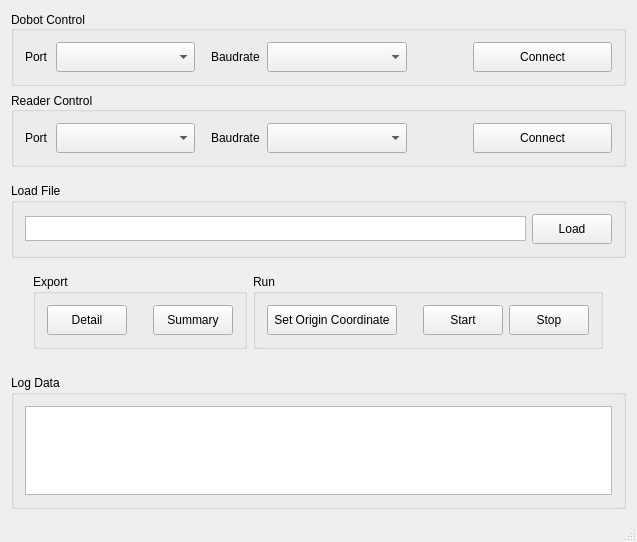
Qt form mainwindow.ui (phuongnam0907/DemoAutoTest) before a commit.
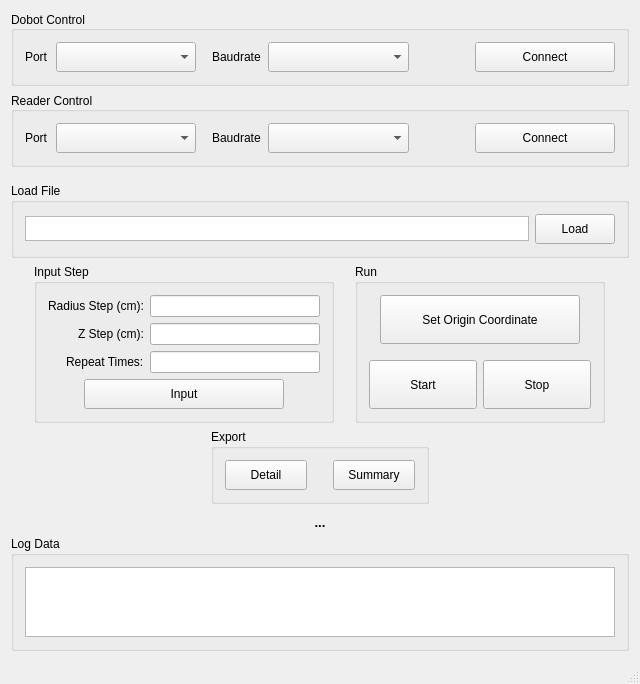
The same form after that commit.

```diff
--- a/mainwindow.ui
+++ b/mainwindow.ui
@@ -6,8 +6,8 @@
    <rect>
     <x>0</x>
     <y>0</y>
-    <width>637</width>
-    <height>542</height>
+    <width>640</width>
+    <height>682</height>
    </rect>
   </property>
   <property name="windowTitle">
@@ -26,27 +26,11 @@
       <property name="sizeHint" stdset="0">
        <size>
         <width>20</width>
-        <height>20</height>
+        <height>5</height>
        </size>
       </property>
      </spacer>
     </item>
-    <item row="3" column="0">
-     <widget class="QGroupBox" name="groupBox_5">
-      <property name="title">
-       <string>Log Data</string>
-      </property>
-      <layout class="QGridLayout" name="gridLayout_3">
-       <item row="0" column="0">
-        <widget class="QTextEdit" name="textEdit">
-         <property name="readOnly">
-          <bool>true</bool>
-         </property>
-        </widget>
-       </item>
-      </layout>
-     </widget>
-    </item>
     <item row="0" column="0">
      <layout class="QVBoxLayout" name="verticalLayout">
       <item>
@@ -56,6 +40,12 @@
        <layout class="QHBoxLayout" name="horizontalLayout_3">
         <item>
          <widget class="QGroupBox" name="groupBox_2">
+          <property name="maximumSize">
+           <size>
+            <width>1000</width>
+            <height>200</height>
+           </size>
+          </property>
           <property name="title">
            <string>Dobot Control</string>
           </property>
@@ -178,7 +168,15 @@
        </layout>
       </item>
       <item>
+       <layout class="QHBoxLayout" name="horizontalLayout_14">
+        <item>
        <widget class="QGroupBox" name="groupBox">
+          <property name="maximumSize">
+           <size>
+            <width>1000</width>
+            <height>200</height>
+           </size>
+          </property>
         <property name="title">
          <string>Reader Control</string>
         </property>
@@ -298,6 +296,8 @@
         </layout>
        </widget>
       </item>
+       </layout>
+      </item>
       <item>
        <spacer name="verticalSpacer_3">
         <property name="orientation">
@@ -366,82 +366,150 @@
        </layout>
       </item>
       <item>
-       <spacer name="verticalSpacer_2">
-        <property name="orientation">
-         <enum>Qt::Vertical</enum>
-        </property>
-        <property name="sizeType">
-         <enum>QSizePolicy::Fixed</enum>
-        </property>
-        <property name="sizeHint" stdset="0">
-         <size>
-          <width>20</width>
-          <height>10</height>
-         </size>
-        </property>
-       </spacer>
-      </item>
+       <layout class="QHBoxLayout" name="horizontalLayout_9">
       <item>
-       <layout class="QHBoxLayout" name="horizontalLayout_2">
-        <item>
-         <spacer name="horizontalSpacer_3">
+         <spacer name="horizontalSpacer_6">
           <property name="orientation">
            <enum>Qt::Horizontal</enum>
           </property>
           <property name="sizeType">
-           <enum>QSizePolicy::Preferred</enum>
+           <enum>QSizePolicy::Expanding</enum>
           </property>
           <property name="sizeHint" stdset="0">
            <size>
-            <width>200</width>
+            <width>100</width>
             <height>20</height>
            </size>
           </property>
          </spacer>
         </item>
         <item>
-         <widget class="QGroupBox" name="groupBox_3">
+         <widget class="QGroupBox" name="groupBox_7">
+          <property name="minimumSize">
+           <size>
+            <width>300</width>
+            <height>0</height>
+           </size>
+          </property>
+          <property name="maximumSize">
+           <size>
+            <width>500</width>
+            <height>16777215</height>
+           </size>
+          </property>
           <property name="title">
-           <string>Export</string>
+           <string>Input Step</string>
           </property>
-          <layout class="QHBoxLayout" name="horizontalLayout_6">
+          <layout class="QHBoxLayout" name="horizontalLayout_10">
            <item>
-            <widget class="QPushButton" name="saveButton">
+            <layout class="QVBoxLayout" name="verticalLayout_2">
+             <item>
+              <layout class="QFormLayout" name="formLayout">
+               <property name="labelAlignment">
+                <set>Qt::AlignRight|Qt::AlignTrailing|Qt::AlignVCenter</set>
+               </property>
+               <property name="formAlignment">
+                <set>Qt::AlignHCenter|Qt::AlignTop</set>
+               </property>
+               <item row="0" column="0">
+                <widget class="QLabel" name="label">
+                 <property name="maximumSize">
+                  <size>
+                   <width>100</width>
+                   <height>50</height>
+                  </size>
+                 </property>
+                 <property name="text">
+                  <string>Radius Step (cm):</string>
+                 </property>
+                </widget>
+               </item>
+               <item row="0" column="1">
+                <widget class="QLineEdit" name="lineEdit_1">
              <property name="minimumSize">
               <size>
-               <width>0</width>
-               <height>30</height>
+                   <width>100</width>
+                   <height>0</height>
               </size>
              </property>
              <property name="maximumSize">
               <size>
-               <width>16777215</width>
+                   <width>300</width>
                <height>50</height>
               </size>
              </property>
+                 <property name="inputMask">
+                  <string/>
+                 </property>
              <property name="text">
-              <string>Detail</string>
-             </property>
-            </widget>
-           </item>
-           <item>
-            <spacer name="horizontalSpacer_2">
-             <property name="orientation">
-              <enum>Qt::Horizontal</enum>
-             </property>
-             <property name="sizeType">
-              <enum>QSizePolicy::Fixed</enum>
-             </property>
-             <property name="sizeHint" stdset="0">
+                  <string/>
+                 </property>
+                 <property name="maxLength">
+                  <number>3</number>
+                 </property>
+                 <property name="alignment">
+                  <set>Qt::AlignCenter</set>
+                 </property>
+                </widget>
+               </item>
+               <item row="1" column="0">
+                <widget class="QLabel" name="label_6">
+                 <property name="text">
+                  <string>Z Step (cm):</string>
+                 </property>
+                </widget>
+               </item>
+               <item row="1" column="1">
+                <widget class="QLineEdit" name="lineEdit_2">
+                 <property name="maximumSize">
+                  <size>
+                   <width>300</width>
+                   <height>50</height>
+                  </size>
+                 </property>
+                 <property name="maxLength">
+                  <number>3</number>
+                 </property>
+                 <property name="alignment">
+                  <set>Qt::AlignCenter</set>
+                 </property>
+                </widget>
+               </item>
+               <item row="2" column="0">
+                <widget class="QLabel" name="label_7">
+                 <property name="text">
+                  <string>Repeat Times:</string>
+                 </property>
+                </widget>
+               </item>
+               <item row="2" column="1">
+                <widget class="QLineEdit" name="lineEdit_3">
+                 <property name="maximumSize">
               <size>
-               <width>20</width>
-               <height>20</height>
-              </size>
-             </property>
-            </spacer>
-           </item>
+                   <width>300</width>
+                   <height>50</height>
+                  </size>
+                 </property>
+                 <property name="inputMethodHints">
+                  <set>Qt::ImhFormattedNumbersOnly</set>
+                 </property>
+                 <property name="maxLength">
+                  <number>3</number>
+                 </property>
+                 <property name="echoMode">
+                  <enum>QLineEdit::Normal</enum>
+                 </property>
+                 <property name="alignment">
+                  <set>Qt::AlignCenter</set>
+                 </property>
+                </widget>
+               </item>
+              </layout>
+             </item>
            <item>
-            <widget class="QPushButton" name="generalButton">
+              <layout class="QHBoxLayout" name="horizontalLayout_12">
+               <item>
+                <widget class="QPushButton" name="submitButton">
              <property name="minimumSize">
               <size>
                <width>0</width>
@@ -450,33 +518,24 @@
              </property>
              <property name="maximumSize">
               <size>
-               <width>16777215</width>
+                   <width>200</width>
                <height>50</height>
               </size>
              </property>
+                 <property name="layoutDirection">
+                  <enum>Qt::LeftToRight</enum>
+                 </property>
              <property name="text">
-              <string>Summary</string>
+                  <string>Input</string>
              </property>
             </widget>
            </item>
           </layout>
-         </widget>
-        </item>
-        <item>
-         <spacer name="horizontalSpacer_10">
-          <property name="orientation">
-           <enum>Qt::Horizontal</enum>
-          </property>
-          <property name="sizeType">
-           <enum>QSizePolicy::Maximum</enum>
-          </property>
-          <property name="sizeHint" stdset="0">
-           <size>
-            <width>50</width>
-            <height>20</height>
-           </size>
-          </property>
-         </spacer>
+             </item>
+            </layout>
+           </item>
+          </layout>
+         </widget>
         </item>
         <item>
          <spacer name="horizontalSpacer">
@@ -488,7 +547,23 @@
           </property>
           <property name="sizeHint" stdset="0">
            <size>
-            <width>100</width>
+            <width>40</width>
+            <height>20</height>
+           </size>
+          </property>
+         </spacer>
+        </item>
+        <item>
+         <spacer name="horizontalSpacer_11">
+          <property name="orientation">
+           <enum>Qt::Horizontal</enum>
+          </property>
+          <property name="sizeType">
+           <enum>QSizePolicy::Fixed</enum>
+          </property>
+          <property name="sizeHint" stdset="0">
+           <size>
+            <width>15</width>
             <height>20</height>
            </size>
           </property>
@@ -496,10 +571,24 @@
         </item>
         <item>
          <widget class="QGroupBox" name="groupBox_4">
+          <property name="minimumSize">
+           <size>
+            <width>250</width>
+            <height>0</height>
+           </size>
+          </property>
+          <property name="maximumSize">
+           <size>
+            <width>500</width>
+            <height>300</height>
+           </size>
+          </property>
           <property name="title">
            <string>Run</string>
           </property>
-          <layout class="QHBoxLayout" name="horizontalLayout_7">
+          <layout class="QVBoxLayout" name="verticalLayout_3">
+           <item>
+            <layout class="QHBoxLayout" name="horizontalLayout_13">
            <item>
             <widget class="QPushButton" name="setButton">
              <property name="minimumSize">
@@ -510,7 +599,7 @@
              </property>
              <property name="maximumSize">
               <size>
-               <width>16777215</width>
+                 <width>200</width>
                <height>50</height>
               </size>
              </property>
@@ -519,22 +608,26 @@
              </property>
             </widget>
            </item>
+            </layout>
+           </item>
            <item>
-            <spacer name="horizontalSpacer_6">
+            <spacer name="verticalSpacer_4">
              <property name="orientation">
-              <enum>Qt::Horizontal</enum>
+              <enum>Qt::Vertical</enum>
              </property>
              <property name="sizeType">
               <enum>QSizePolicy::Fixed</enum>
              </property>
              <property name="sizeHint" stdset="0">
               <size>
-               <width>20</width>
-               <height>20</height>
+               <width>10</width>
+               <height>10</height>
               </size>
              </property>
             </spacer>
            </item>
+           <item>
+            <layout class="QHBoxLayout" name="horizontalLayout_7">
            <item>
             <widget class="QPushButton" name="startButton">
              <property name="minimumSize">
@@ -545,7 +638,7 @@
              </property>
              <property name="maximumSize">
               <size>
-               <width>16777215</width>
+                 <width>300</width>
                <height>50</height>
               </size>
              </property>
@@ -564,7 +657,7 @@
              </property>
              <property name="maximumSize">
               <size>
-               <width>16777215</width>
+                 <width>300</width>
                <height>50</height>
               </size>
              </property>
@@ -574,6 +667,107 @@
             </widget>
            </item>
           </layout>
+           </item>
+          </layout>
+         </widget>
+        </item>
+        <item>
+         <spacer name="horizontalSpacer_10">
+          <property name="orientation">
+           <enum>Qt::Horizontal</enum>
+          </property>
+          <property name="sizeType">
+           <enum>QSizePolicy::Expanding</enum>
+          </property>
+          <property name="sizeHint" stdset="0">
+           <size>
+            <width>100</width>
+            <height>20</height>
+           </size>
+          </property>
+         </spacer>
+        </item>
+       </layout>
+      </item>
+      <item>
+       <layout class="QHBoxLayout" name="horizontalLayout_2">
+        <item>
+         <spacer name="horizontalSpacer_3">
+          <property name="orientation">
+           <enum>Qt::Horizontal</enum>
+          </property>
+          <property name="sizeType">
+           <enum>QSizePolicy::Preferred</enum>
+          </property>
+          <property name="sizeHint" stdset="0">
+           <size>
+            <width>200</width>
+            <height>20</height>
+           </size>
+          </property>
+         </spacer>
+        </item>
+        <item>
+         <widget class="QGroupBox" name="groupBox_3">
+          <property name="title">
+           <string>Export</string>
+          </property>
+          <layout class="QHBoxLayout" name="horizontalLayout_6">
+           <item>
+            <widget class="QPushButton" name="saveButton">
+             <property name="minimumSize">
+              <size>
+               <width>0</width>
+               <height>30</height>
+              </size>
+             </property>
+             <property name="maximumSize">
+              <size>
+               <width>16777215</width>
+               <height>50</height>
+              </size>
+             </property>
+             <property name="text">
+              <string>Detail</string>
+             </property>
+            </widget>
+           </item>
+           <item>
+            <spacer name="horizontalSpacer_2">
+             <property name="orientation">
+              <enum>Qt::Horizontal</enum>
+             </property>
+             <property name="sizeType">
+              <enum>QSizePolicy::Fixed</enum>
+             </property>
+             <property name="sizeHint" stdset="0">
+              <size>
+               <width>20</width>
+               <height>20</height>
+              </size>
+             </property>
+            </spacer>
+           </item>
+           <item>
+            <widget class="QPushButton" name="generalButton">
+             <property name="minimumSize">
+              <size>
+               <width>0</width>
+               <height>30</height>
+              </size>
+             </property>
+             <property name="maximumSize">
+              <size>
+               <width>16777215</width>
+               <height>50</height>
+              </size>
+             </property>
+             <property name="text">
+              <string>Summary</string>
+             </property>
+            </widget>
+           </item>
+          </layout>
          </widget>
         </item>
         <item>
@@ -596,6 +790,40 @@
       </item>
      </layout>
     </item>
+    <item row="4" column="0">
+     <widget class="QGroupBox" name="groupBox_5">
+      <property name="title">
+       <string>Log Data</string>
+      </property>
+      <layout class="QGridLayout" name="gridLayout_3">
+       <item row="0" column="0">
+        <widget class="QTextEdit" name="textEdit">
+         <property name="readOnly">
+          <bool>true</bool>
+         </property>
+        </widget>
+       </item>
+      </layout>
+     </widget>
+    </item>
+    <item row="3" column="0">
+     <widget class="QLabel" name="status">
+      <property name="font">
+       <font>
+        <family>Arial</family>
+        <pointsize>10</pointsize>
+        <weight>75</weight>
+        <bold>true</bold>
+       </font>
+      </property>
+      <property name="text">
+       <string>...</string>
+      </property>
+      <property name="alignment">
+       <set>Qt::AlignCenter</set>
+      </property>
+     </widget>
+    </item>
    </layout>
   </widget>
   <widget class="QStatusBar" name="statusBar"/>
```
Lines whose indentation alone changed are shown as unchanged.
